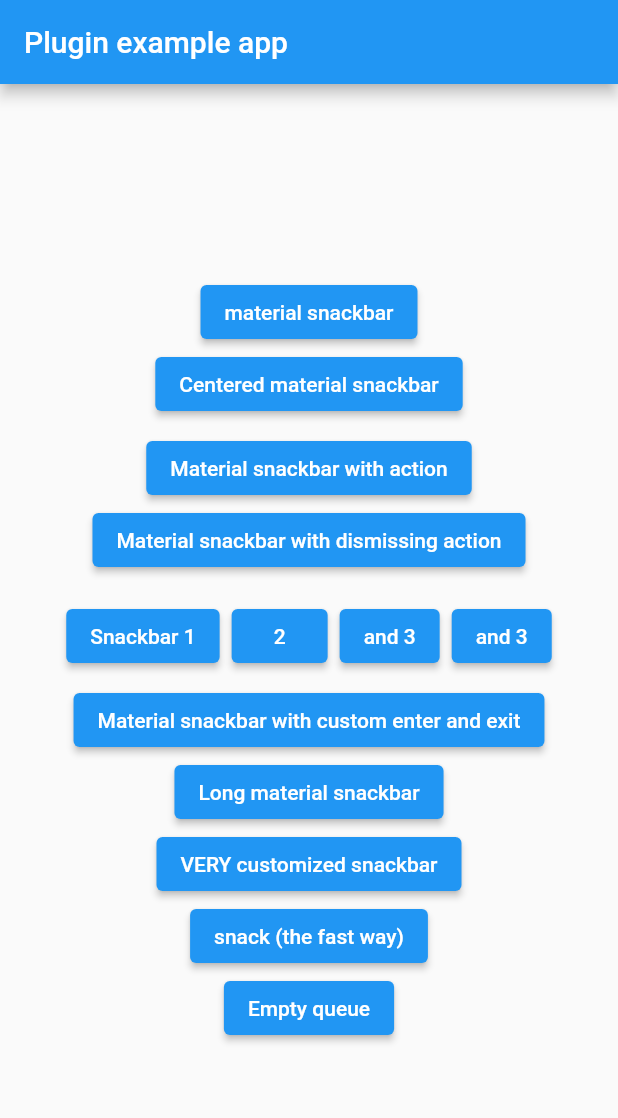
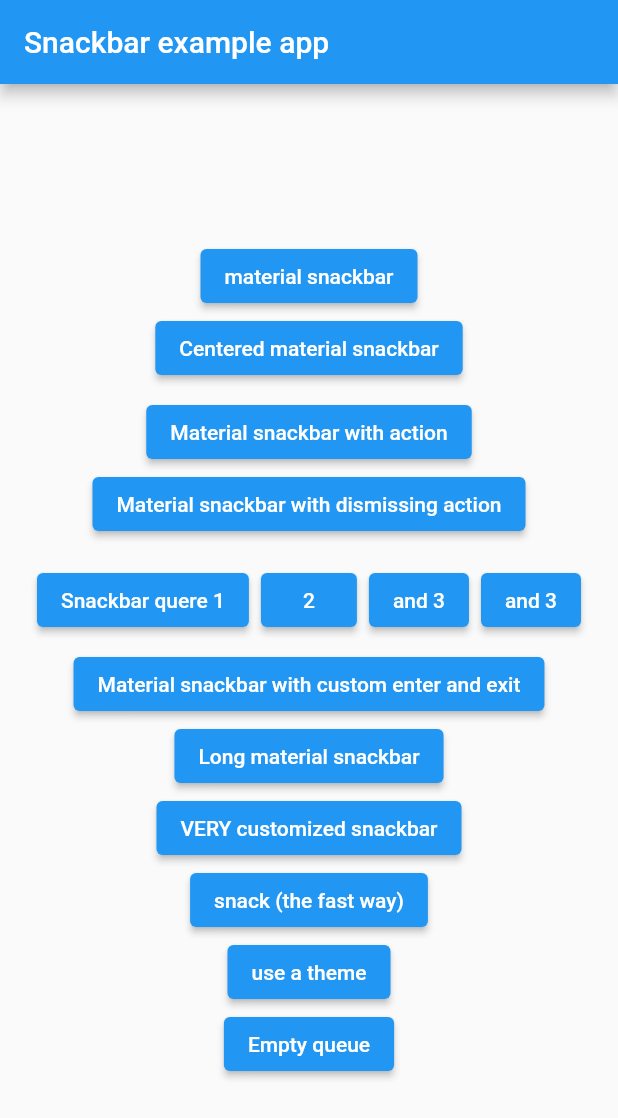
Before and after one commit to RoundedInfinity/material_snackbar, a Flutter app: the screen it shows after launch, on a phone screen of 412 x 824 dp. Shown: the top 1118 px of the screen. Run offline on Flutter 3.47's test engine with Material 2 defaults, Android fonts, the light colour scheme and no system bars; missing offline and left inert: dart:html.

Commit message:
release 1.0.0

```diff
--- a/example/lib/main.dart
+++ b/example/lib/main.dart
@@ -23,7 +23,7 @@ class _MyAppState extends State<MyApp> {
       theme: ThemeData(brightness: Brightness.light),
       home: Scaffold(
         appBar: AppBar(
-          title: const Text('Plugin example app'),
+          title: const Text('Snackbar example app'),
         ),
         body: Builder(
           builder: (context) => Center(
@@ -40,8 +40,7 @@ class _MyAppState extends State<MyApp> {
                       ),
                     );
                   },
-                ),
-                //With custom alignment.
+                ), //With custom alignment.
                 ElevatedButton(
                   child: Text('Centered material snackbar'),
                   onPressed: () {
@@ -93,7 +92,7 @@ class _MyAppState extends State<MyApp> {
                   alignment: MainAxisAlignment.center,
                   children: [
                     ElevatedButton(
-                      child: Text('Snackbar 1'),
+                      child: Text('Snackbar quere 1'),
                       onPressed: () {
                         MaterialSnackBarMessenger.of(context).showSnackBar(
                           snackbar: MaterialSnackbar(
@@ -201,12 +200,31 @@ class _MyAppState extends State<MyApp> {
                   child: Text('snack (the fast way)'),
                   onPressed: () {
                     MaterialSnackBarMessenger.of(context).snack(
-                      'I am speed',
+                      'I\'m burnin\' through the sky, yeah',
                       actionText: 'RETRY',
                       onAction: () => print('Speeeed'),
                     );
                   },
                 ),
+
+                // Use the snackbarTheme to customize the SnackBar.
+                Theme(
+                    data: ThemeData(
+                      snackBarTheme:
+                          SnackBarThemeData(backgroundColor: Colors.yellow),
+                    ),
+                    child: Builder(
+                      builder: (context) => ElevatedButton(
+                        child: Text('use a theme'),
+                        onPressed: () {
+                          MaterialSnackBarMessenger.of(context).snack(
+                            'That\'s why they call me Mister Fahrenheit.',
+                            actionText: 'RETRY',
+                            onAction: () => print('Speeeed'),
+                          );
+                        },
+                      ),
+                    )),
                 // Removes all snackbar in the snackbar queue.
                 ElevatedButton(
                   child: Text('Empty queue'),
--- a/pubspec.yaml
+++ b/pubspec.yaml
@@ -1,6 +1,6 @@
 name: material_snackbar
 description: A flutter plugin for displaying snackbars with the newest material design on desktop and mobile.
-version: 0.9.2
+version: 1.0.0
 author: roundedinfinity
 
 environment:
```
Also changed, not shown: lib/snackbar_messenger.dart (+14 -4 lines), example/pubspec.lock, 2 other files.
